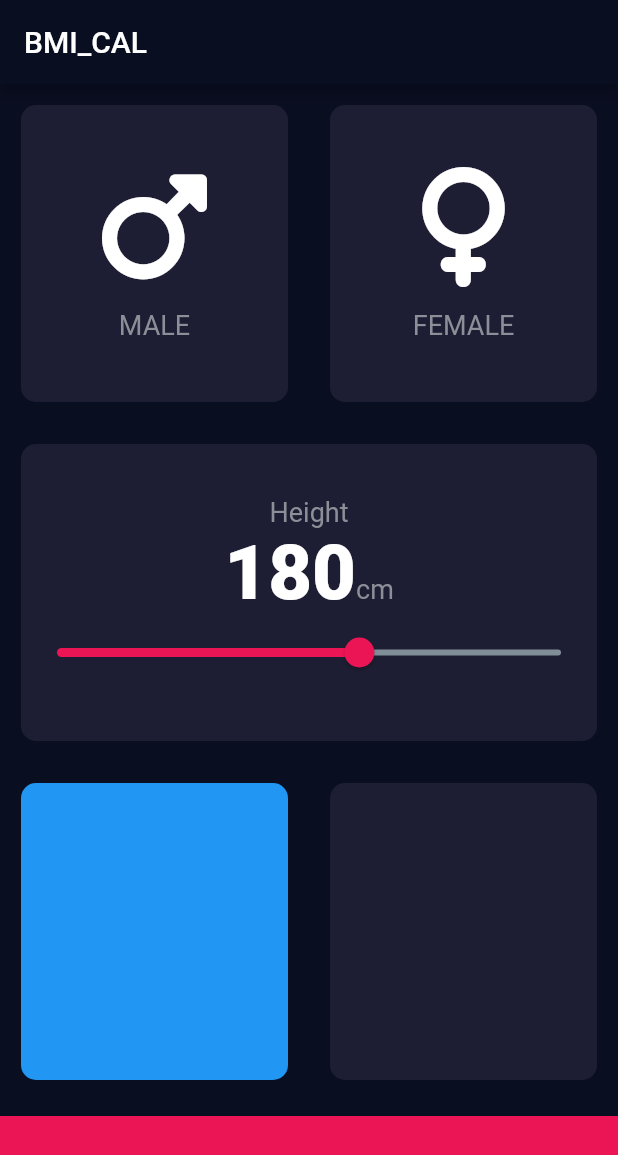
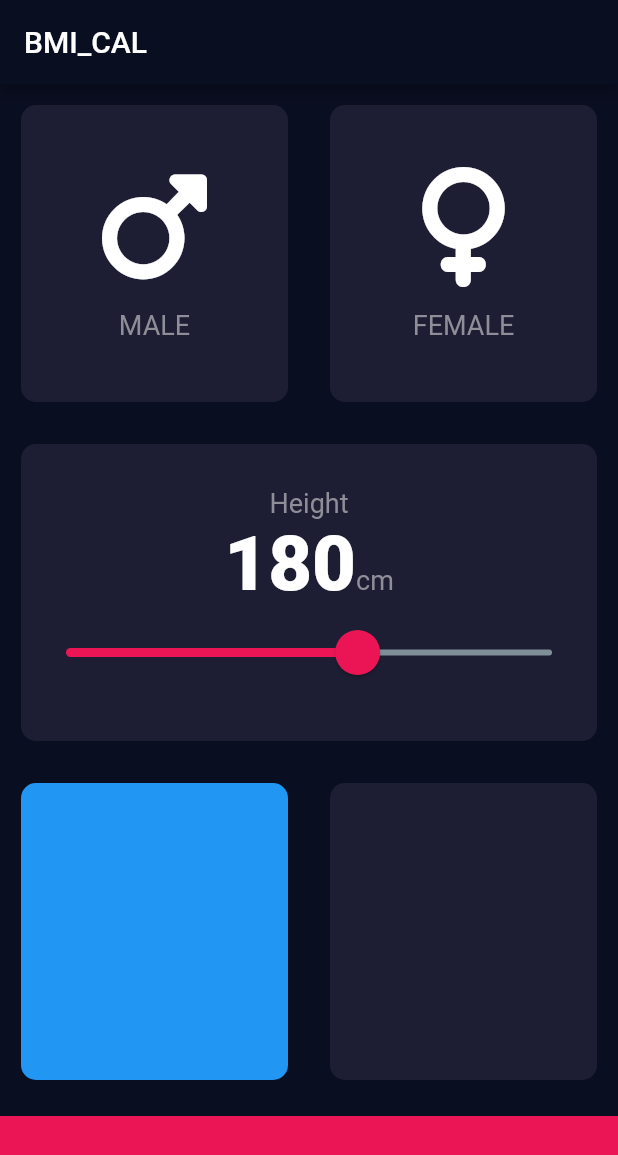
Before and after one commit to fidelmak/calculatebmi, a Flutter app: the screen it shows after launch, on a phone screen of 412 x 824 dp. Shown: the top 1155 px of the screen. Run offline on Flutter 3.47's test engine with Material 2 defaults, Android fonts, the phone set to English and light mode, and no system bars; our stand-ins replace font_awesome_flutter.

Commit message:
new features

```diff
--- a/lib/input_page.dart
+++ b/lib/input_page.dart
@@ -112,7 +112,15 @@ class _InputPageState extends State<InputPage> {
                             )
                           ],
                         ),
-                        Slider(
+                        SliderTheme(
+                          data: SliderTheme.of(context).copyWith(
+                              thumbShape: RoundSliderThumbShape(
+                                  enabledThumbRadius: 15.0),
+                              overlayShape:
+                                  RoundSliderOverlayShape(overlayRadius: 30.0),
+                              thumbColor: Color(0xffeb1555),
+                              overlayColor: Color(0x29e81558)),
+                          child: Slider(
                             value: height.toDouble(),
                             min: 120.0,
                             max: 220.0,
@@ -123,6 +131,7 @@ class _InputPageState extends State<InputPage> {
                             },
                             activeColor: Color(0xffeb1555),
                             inactiveColor: Color(0xff808e98),
+                          ),
                         ),
                       ],
                     ),
```
Lines whose indentation alone changed are shown as unchanged.
